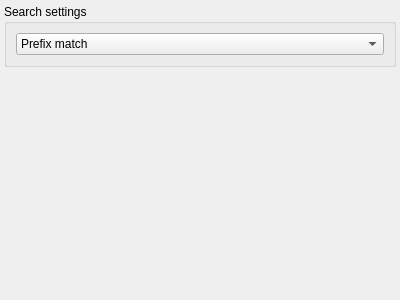
Old version of the form src/services/bookmarkindex/bookmarkindexwidget.ui in the repository albertlauncher/albert.
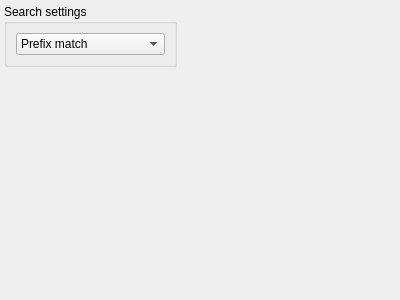
New version of the form.

The edit to the form file:
```diff
--- a/src/services/bookmarkindex/bookmarkindexwidget.ui
+++ b/src/services/bookmarkindex/bookmarkindexwidget.ui
@@ -53,6 +53,19 @@
        </layout>
       </widget>
      </item>
+     <item>
+      <spacer name="horizontalSpacer">
+       <property name="orientation">
+        <enum>Qt::Horizontal</enum>
+       </property>
+       <property name="sizeHint" stdset="0">
+        <size>
+         <width>40</width>
+         <height>20</height>
+        </size>
+       </property>
+      </spacer>
+     </item>
     </layout>
    </item>
    <item>
```
